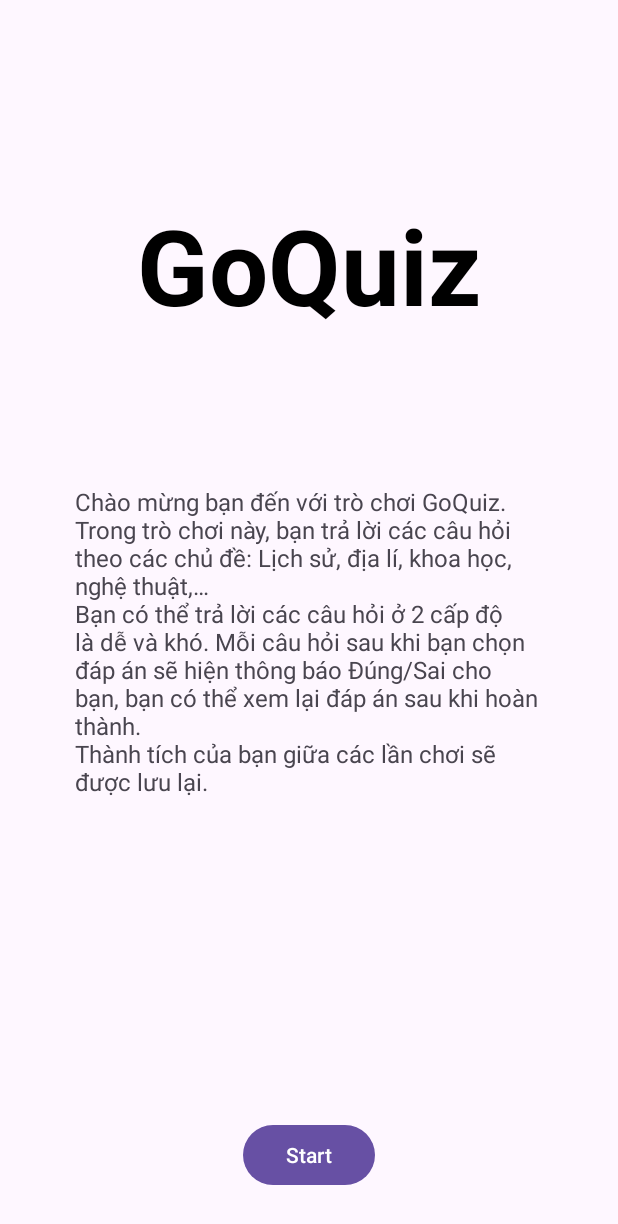
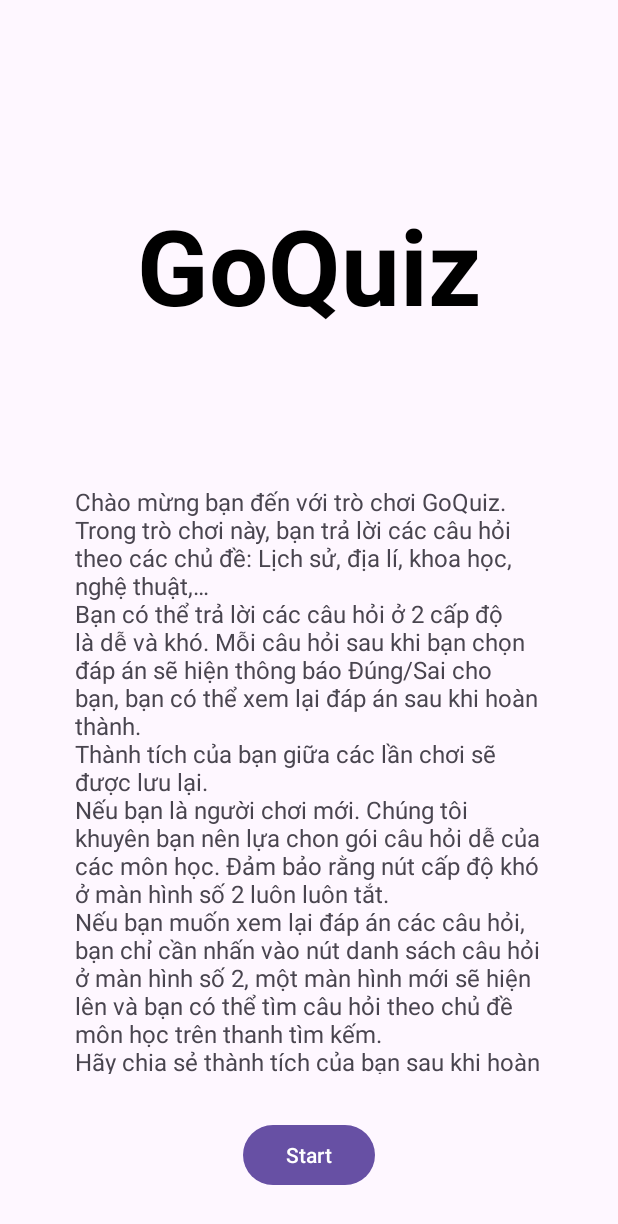
Before and after one commit to ngdg11/andr2324, an Android app: the screen it shows after launch (MainActivity), on a phone screen of 412 x 824 dp. Shown: the top 1224 px of the screen. Run offline under Robolectric (Android 15) with nearby library versions, the phone set to English and light mode, and no system bars.

Commit message:
Add files via upload
Thêm đoạn văn vào frame 1

```diff
--- a/app/src/main/res/values/strings.xml
+++ b/app/src/main/res/values/strings.xml
@@ -13,6 +13,15 @@
         </p>
         <p>
             Thành tích của bạn giữa các lần chơi sẽ được lưu lại.
+        </p>
+        <p>
+            Nếu bạn là người chơi mới. Chúng tôi khuyên bạn nên lựa chon gói câu hỏi dễ của các môn học. Đảm bảo rằng nút cấp độ khó ở màn hình số 2 luôn luôn tắt.
+        </p>
+        <p>
+            Nếu bạn muốn xem lại đáp án các câu hỏi, bạn chỉ cần nhấn vào nút danh sách câu hỏi ở màn hình số 2, một màn hình mới sẽ hiện lên và bạn có thể tìm câu hỏi theo chủ đề môn học trên thanh tìm kếm.
+        </p>
+        <p>
+            Hãy chia sẻ thành tích của bạn sau khi hoàn thành trò chơi.
         </p>
         ]]>
     </string>
```
